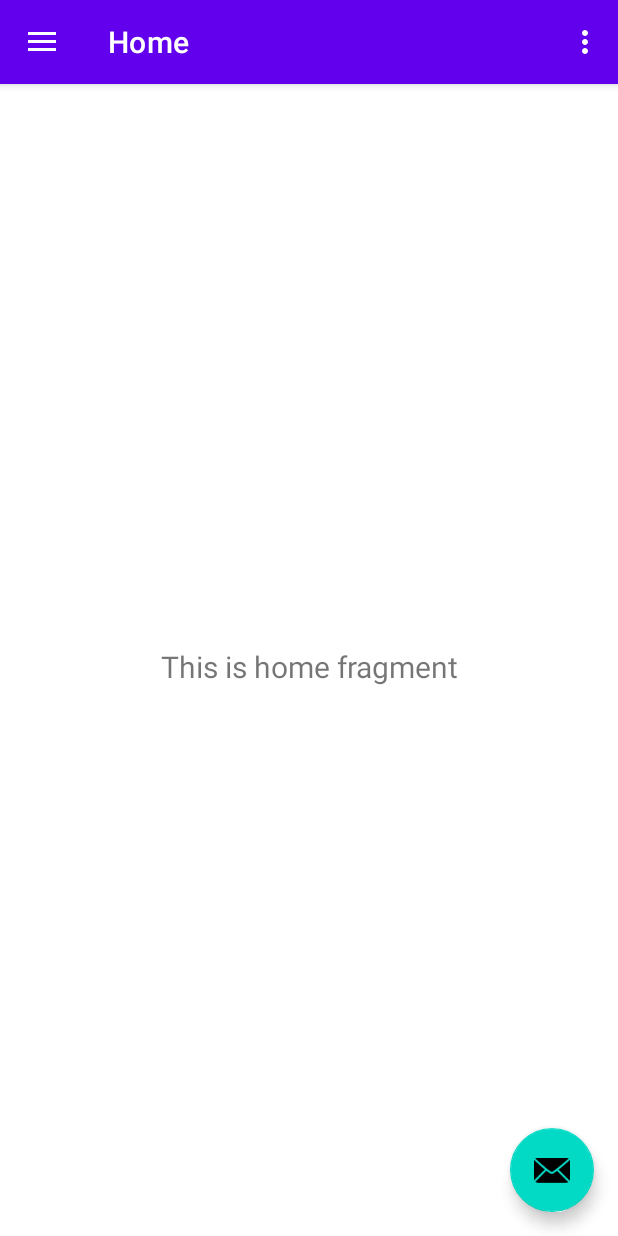
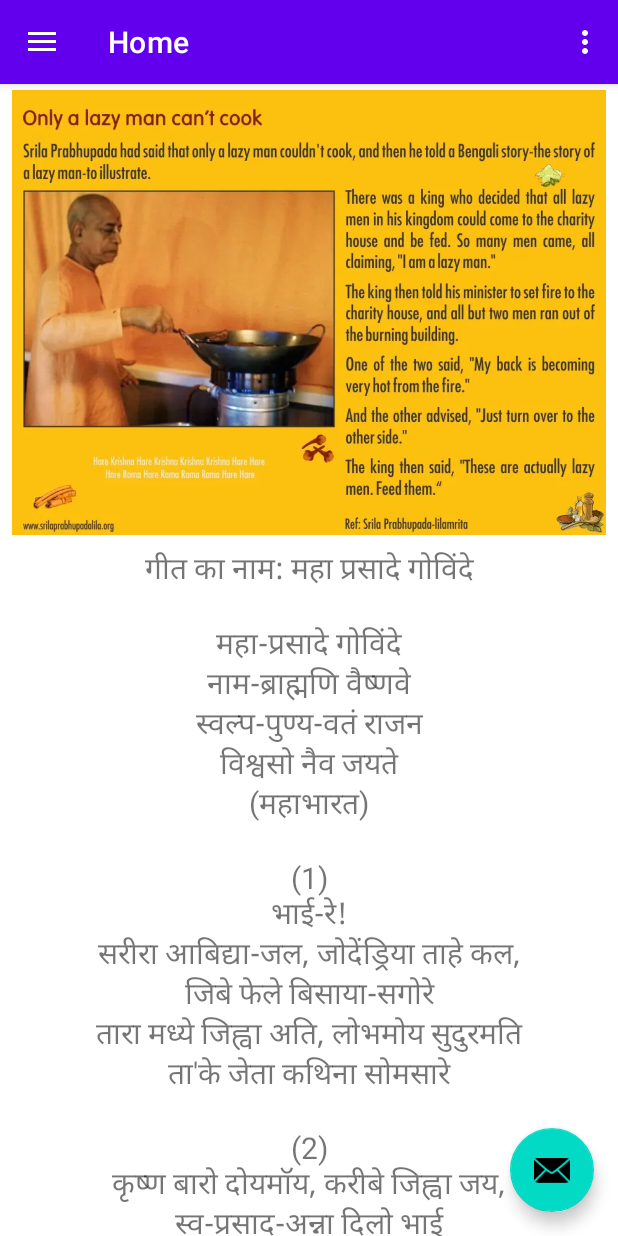
Before and after one commit to pkr-pradeep/KitchenAccountant, an Android app: the screen it shows after launch (MainActivity), on a phone screen of 412 x 824 dp. Run offline under Robolectric (Android 15) with nearby library versions, the phone set to English and light mode, and no system bars; our stand-ins replace navigation-ui.

```diff
--- a/app/src/main/java/com/example/kitchenaccountant/ui/home/HomeViewModel.java
+++ b/app/src/main/java/com/example/kitchenaccountant/ui/home/HomeViewModel.java
@@ -6,11 +6,42 @@
 
 public class HomeViewModel extends ViewModel {
 
+    String message = "गीत का नाम: महा प्रसादे गोविंदे\n" +
+            "\n" +
+            "महा-प्रसादे गोविंदे\n" +
+            "नाम-ब्राह्मणि वैष्णवे\n" +
+            "स्वल्प-पुण्य-वतं राजन\n" +
+            "विश्वसो नैव जयते\n" +
+            "(महाभारत)\n" +
+            "\n" +
+            "(1)\n" +
+            "भाई-रे!\n" +
+            "सरीरा आबिद्या-जल, जोदेंड्रिया ताहे कल,\n" +
+            "जिबे फेले बिसाया-सगोरे\n" +
+            "तारा मध्ये जिह्वा अति, लोभमोय सुदुरमति\n" +
+            "ता'के जेता कथिना सोमसारे\n" +
+            "\n" +
+            "(2)\n" +
+            "कृष्ण बारो दोयमॉय, करीबे जिह्वा जय,\n" +
+            "स्व-प्रसाद-अन्ना दिलो भाई\n" +
+            "सेई अन्नमृत खाओ, राधा-कृष्ण-गुण गाओ,\n" +
+            "प्रेमे दको चैतन्य-निताई\n" +
+            "\n" +
+            "\n" +
+            "\n" +
+            "अनुवाद\n" +
+            "\n" +
+            "हे राजा, जिन लोगों ने बहुत कम पवित्र गतिविधियाँ अर्जित की हैं, उनका महा-प्रसाद, श्री गोविंदा, पवित्र नाम और वैष्णव में विश्वास कभी पैदा नहीं होता है।\n" +
+            "\n" +
+            "1) हे भाइयो! यह भौतिक शरीर अज्ञान का जाल है, और इंद्रियाँ व्यक्ति की घातक शत्रु हैं, क्योंकि वे आत्मा को भौतिक इंद्रिय भोग के सागर में फेंक देती हैं। इंद्रियों में जीभ सबसे अधिक भूखी और वास्तव में दुष्ट है; इस संसार में जीभ पर विजय पाना बहुत कठिन है।\n" +
+            "\n" +
+            "2) हे भाइयो! भगवान कृष्ण बहुत दयालु हैं - केवल जीभ को नियंत्रित करने के लिए उन्होंने हमें अपने भोजन के अवशेष दिए हैं! अब कृपया अपने आधिपत्य श्री श्री राधा और कृष्ण की महिमा गाते हुए इन अमृतमय दानों को खाएं, और प्रेम से \"चैतन्य! निताई!\"\n";
+
     private final MutableLiveData<String> mText;
 
     public HomeViewModel() {
         mText = new MutableLiveData<>();
-        mText.setValue("This is home fragment");
+        mText.setValue(message);
     }
 
     public LiveData<String> getText() {
--- a/app/src/main/res/layout/fragment_home.xml
+++ b/app/src/main/res/layout/fragment_home.xml
@@ -6,17 +6,42 @@
     android:layout_height="match_parent"
     tools:context=".ui.home.HomeFragment">
 
-    <TextView
-        android:id="@+id/text_home"
+    <ScrollView
         android:layout_width="match_parent"
         android:layout_height="wrap_content"
         android:layout_marginStart="8dp"
         android:layout_marginTop="8dp"
         android:layout_marginEnd="8dp"
-        android:textAlignment="center"
-        android:textSize="20sp"
         app:layout_constraintBottom_toBottomOf="parent"
         app:layout_constraintEnd_toEndOf="parent"
         app:layout_constraintStart_toStartOf="parent"
-        app:layout_constraintTop_toTopOf="parent" />
+        app:layout_constraintTop_toTopOf="parent">
+
+        <LinearLayout
+            android:layout_width="match_parent"
+            android:layout_height="wrap_content"
+            android:orientation="vertical">
+
+            <!-- Image View -->
+            <ImageView
+                android:id="@+id/image_view"
+                android:layout_width="match_parent"
+                android:layout_height="wrap_content"
+                android:src="@drawable/srilaprabhupadcooking"
+                android:scaleType="fitXY"
+                android:adjustViewBounds="true"
+                android:layout_marginBottom="8dp"/>
+
+            <!-- Text View -->
+            <TextView
+                android:id="@+id/text_home"
+                android:layout_width="match_parent"
+                android:layout_height="wrap_content"
+                android:textAlignment="center"
+                android:textSize="20sp" />
+        </LinearLayout>
+
+    </ScrollView>
+
+
 </androidx.constraintlayout.widget.ConstraintLayout>
```
Also changed, not shown: app/src/main/res/drawable/srilaprabhupadcooking.webp (added).
